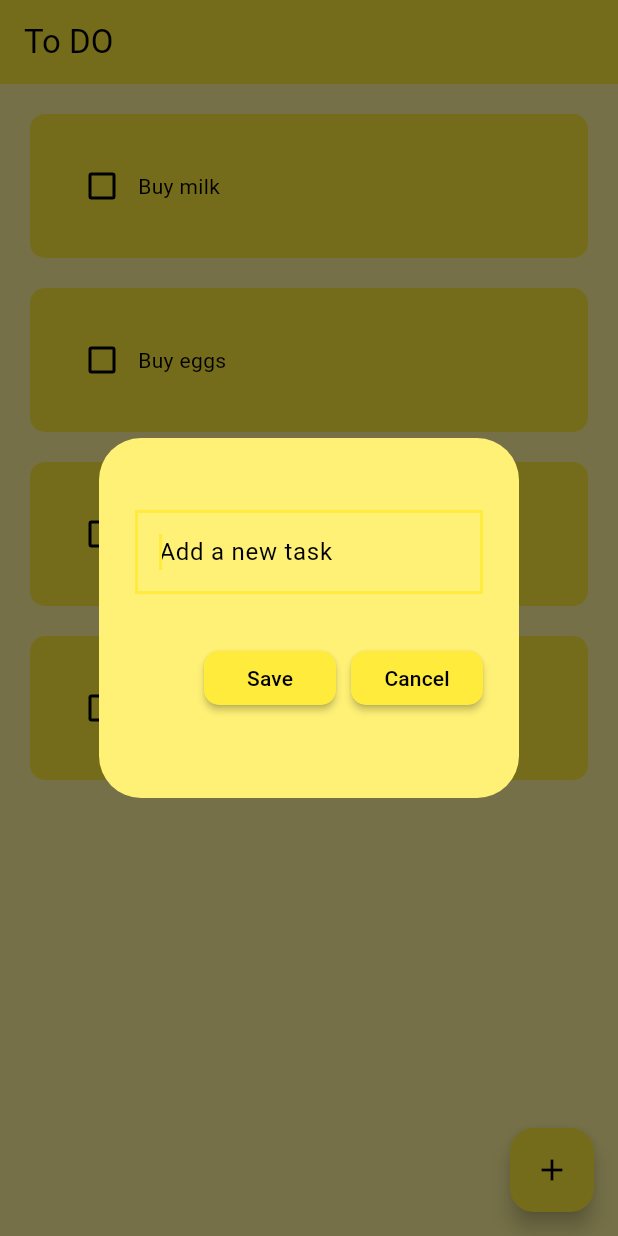
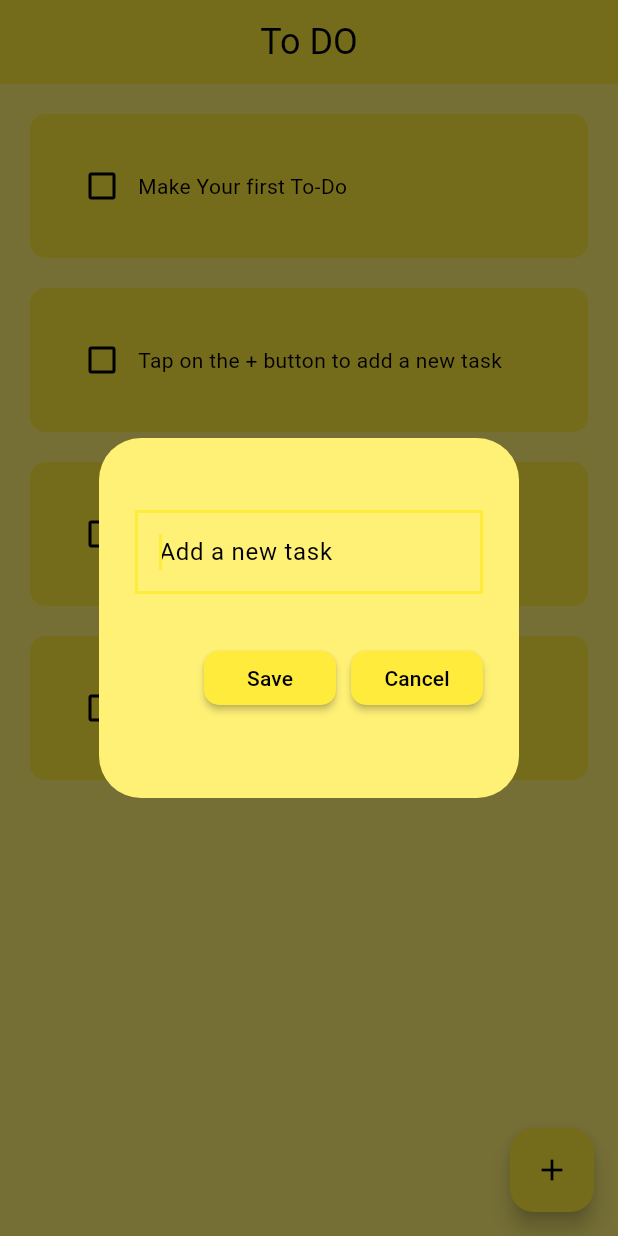
Before and after one commit to kaybrian/flutter_tod, a Flutter app: the screen it shows after launch, after a tap on the "add" icon, on a phone screen of 412 x 824 dp. Run offline on Flutter 3.47's test engine with Material 3 defaults, Android fonts, the phone set to English and light mode, and no system bars; drawn by our look-alikes of flutter_slidable; our stand-ins replace hive, hive_flutter; accounts and stored records are empty.

Commit message:
a mobile application for todos

```diff
--- a/lib/components/todo_tile.dart
+++ b/lib/components/todo_tile.dart
@@ -1,20 +1,35 @@
 import 'package:flutter/material.dart';
+import 'package:flutter_slidable/flutter_slidable.dart';
 
 class ToDoTile extends StatelessWidget {
   final String taskName;
   final bool taskCompleted;
   final Function(bool?)? onChanged;
+  final Function(BuildContext)? deleteFunction;
 
-  const ToDoTile(
-      {super.key,
+  const ToDoTile({
+    super.key,
     required this.taskName,
     required this.taskCompleted,
-      required this.onChanged});
+    required this.onChanged,
+    required this.deleteFunction,
+  });
 
   @override
   Widget build(BuildContext context) {
     return Padding(
       padding: const EdgeInsets.only(left: 20.0, right: 20.0, top: 20.0),
+      child: Slidable(
+        endActionPane: ActionPane(
+          motion: const StretchMotion(),
+          children: [
+            SlidableAction(
+              onPressed: deleteFunction,
+              icon: Icons.delete,
+              backgroundColor: Colors.red.shade300,
+            ),
+          ],
+        ),
         child: Container(
           padding: const EdgeInsets.all(24.0),
           decoration: const BoxDecoration(
@@ -32,7 +47,8 @@ class ToDoTile extends StatelessWidget {
                 ),
 
                 // task name
-            Text(
+                Expanded(
+                  child: Text(
                     taskName,
                     style: TextStyle(
                       decoration: taskCompleted
@@ -40,7 +56,9 @@ class ToDoTile extends StatelessWidget {
                           : TextDecoration.none,
                     ),
                   ),
+                ),
               ],
+            ),
           ),
         ),
       );
--- /dev/null
+++ b/lib/data/database.dart
@@ -0,0 +1,28 @@
+import 'package:hive/hive.dart';
+
+class ToDoDatabase {
+  List toDoList = [];
+
+  //  get the bos
+  final _myBox = Hive.box('mybox');
+
+  //  add a new task first time running the app
+  void createInitialData() {
+    toDoList = [
+      ['Make Your first To-Do', false],
+      ['Tap on the + button to add a new task', false],
+      ['Swipe left to delete a task', false],
+      ['Tap on the checkbox to mark a task as completed', false],
+    ];
+  }
+
+  // load sata from db
+  void loadData() {
+    toDoList = _myBox.get('TODOLIST');
+  }
+
+  //   update the db
+  void updateDataBase() {
+    _myBox.put('TODOLIST', toDoList);
+  }
+}
--- a/lib/main.dart
+++ b/lib/main.dart
@@ -1,8 +1,18 @@
 import 'package:flutter/material.dart';
+import 'package:hive/hive.dart';
+import 'package:hive_flutter/adapters.dart';
 import 'package:todo/pages/home_page.dart';
 
-void main() {
+void main() async{
+
+  // start hive
+  await Hive.initFlutter();
+
+  // open a box
+  var box = await Hive.openBox('mybox');
+
   runApp(const MyApp());
+
 }
 
 class MyApp extends StatelessWidget {
--- a/lib/pages/home_page.dart
+++ b/lib/pages/home_page.dart
@@ -1,6 +1,8 @@
 import 'package:flutter/material.dart';
+import 'package:hive/hive.dart';
 import 'package:todo/components/dialog_box.dart';
 import 'package:todo/components/todo_tile.dart';
+import 'package:todo/data/database.dart';
 
 class HomePage extends StatefulWidget {
   const HomePage({super.key});
@@ -10,29 +12,41 @@ class HomePage extends StatefulWidget {
 }
 
 class _HomePageState extends State<HomePage> {
+  //  reference the box
+  final _mybox = Hive.box('mybox');
+  //  get db data
+  ToDoDatabase db = ToDoDatabase();
+
+  //  first time opening the application
+  @override
+  void initState() {
+    // first time opening the app
+    if (_mybox.get("TODOLIST") == null) {
+      db.createInitialData();
+    } else {
+      //  load data
+      db.loadData();
+    }
+  }
+
   //  text controller for the work
   final _controller = TextEditingController();
-
-  //  list of todo tasks
-  List toDoList = [
-    ["Buy milk", false],
-    ["Buy eggs", false],
-    ["Buy bread", false],
-    ["Buy meat", false],
-  ];
 
   // checkbox change
   void checkBoxChanged(bool? value, int index) {
     setState(() {
-      toDoList[index][1] = !toDoList[index][1];
+      db.toDoList[index][1] = !db.toDoList[index][1];
     });
+    db.updateDataBase();
   }
 
   // save the task given
   void saveTask() {
     setState(() {
-      toDoList.add([_controller.text, false]);
+      db.toDoList.add([_controller.text, false]);
+      _controller.clear();
     });
+    db.updateDataBase();
     Navigator.pop(context);
   }
 
@@ -49,24 +63,37 @@ class _HomePageState extends State<HomePage> {
         });
   }
 
+  //  delete task
+  void deleteTask(int index) {
+    setState(() {
+      db.toDoList.removeAt(index);
+    });
+    db.updateDataBase();
+  }
+
   @override
   Widget build(BuildContext context) {
     return Scaffold(
-      backgroundColor: Colors.yellow[200],
+      backgroundColor: Colors.yellow[300],
       appBar: AppBar(
         backgroundColor: Colors.yellow,
-        title: const Text('To DO'),
+        title: const Text(
+          'To DO',
+          style: TextStyle(fontSize: 24.0),
+        ),
         elevation: 0.0,
+        centerTitle: true,
       ),
       body: ListView.builder(
-        itemCount: toDoList.length,
+        itemCount: db.toDoList.length,
         itemBuilder: (context, index) {
           return ToDoTile(
-            taskName: toDoList[index][0],
-            taskCompleted: toDoList[index][1],
+            taskName: db.toDoList[index][0],
+            taskCompleted: db.toDoList[index][1],
             onChanged: (value) {
               checkBoxChanged(value, index);
             },
+            deleteFunction: (context) => deleteTask(index),
           );
         },
       ),
--- a/pubspec.yaml
+++ b/pubspec.yaml
@@ -35,6 +35,9 @@ dependencies:
   # The following adds the Cupertino Icons font to your application.
   # Use with the CupertinoIcons class for iOS style icons.
   cupertino_icons: ^1.0.2
+  flutter_slidable: ^3.0.1
+  hive: ^2.2.3
+  hive_flutter: ^1.1.0
 
 dev_dependencies:
   flutter_test:
```
Also changed, not shown: pubspec.lock, 1 other file. Lines whose indentation alone changed are shown as unchanged.
